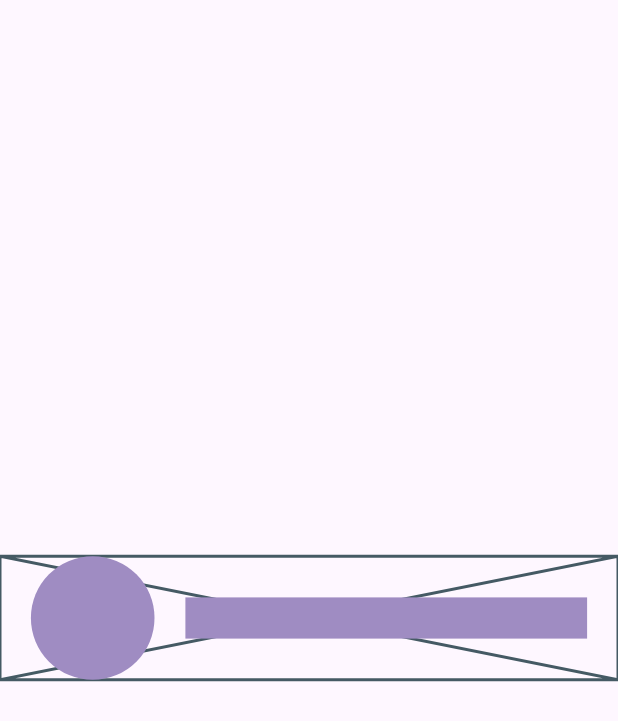
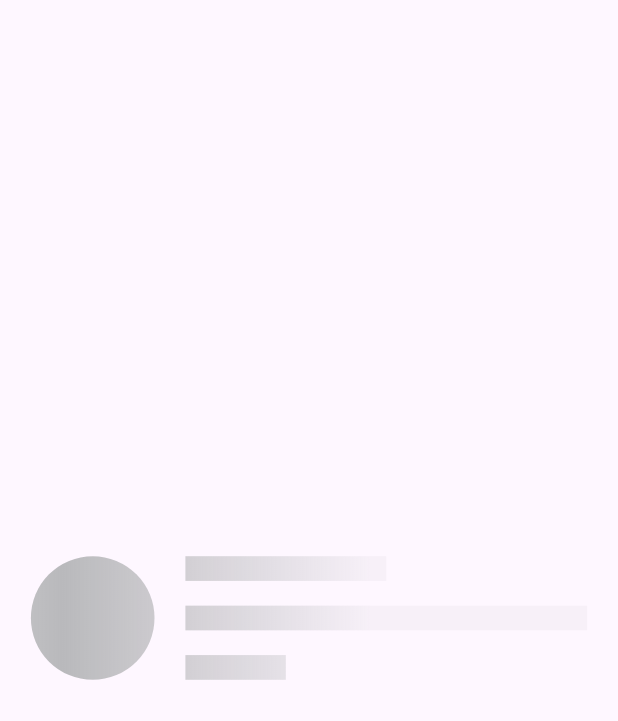
Before and after one commit to sergioIbz/sliver_app, a Flutter app: the screen it shows after launch, on a phone screen of 412 x 824 dp. Shown: the top 721 px of the screen. Run offline on Flutter 3.47's test engine with Material 3 defaults, Android fonts, the light colour scheme and no system bars.

Commit message:
loading animated

```diff
--- a/lib/home.dart
+++ b/lib/home.dart
@@ -9,8 +9,70 @@ class Home extends StatelessWidget {
     Size size = MediaQuery.of(context).size;
     return Scaffold(
       body: Center(
-        child: LoadingWidget(width: size.width),
+        child: LoadingAnimated(size: size),
       ),
     );
   }
 }
+
+class LoadingAnimated extends StatefulWidget {
+  final Size size;
+
+  const LoadingAnimated({
+    super.key,
+    required this.size,
+  });
+
+  @override
+  State<LoadingAnimated> createState() => _LoadingAnimatedState();
+}
+
+class _LoadingAnimatedState extends State<LoadingAnimated>
+    with SingleTickerProviderStateMixin {
+  late AnimationController controller;
+  @override
+  void initState() {
+    controller = AnimationController.unbounded(vsync: this)
+      ..repeat(
+        min: -0.5,
+        max: 1.5,
+        period: const Duration(seconds: 1),
+      );
+    super.initState();
+  }
+
+  @override
+  Widget build(BuildContext context) {
+    return AnimatedBuilder(
+      animation: controller,
+      builder: (BuildContext context, Widget? child) {
+        return ShaderMask(
+          shaderCallback: (Rect bounds) => LinearGradient(
+            begin: Alignment.centerLeft,
+            end: Alignment.centerRight,
+            transform: _GradientTransform(controller.value),
+            colors: const [
+              Colors.white10,
+              Colors.white,
+              Colors.white10,
+            ],
+          ).createShader(
+            bounds,
+          ),
+          child: LoadingWidget(
+            width: widget.size.width,
+          ),
+        );
+      },
+    );
+  }
+}
+
+class _GradientTransform extends GradientTransform {
+  final double percent;
+  const _GradientTransform(this.percent);
+  @override
+  Matrix4? transform(Rect bounds, {TextDirection? textDirection}) {
+    return Matrix4.translationValues(bounds.width * percent, 0, 0);
+  }
+}
--- a/lib/loading_widget.dart
+++ b/lib/loading_widget.dart
@@ -7,12 +7,13 @@ class LoadingWidget extends StatelessWidget {
   const LoadingWidget({
     super.key,
     required this.width,
-    this.color = const Color(0xFF9F8CC2),
+    this.color = const Color(0xFFB9B9BC),
   }) : height = width * 0.2;
 
   @override
   Widget build(BuildContext context) {
-    return Placeholder(
+    return Padding(
+      padding: EdgeInsets.symmetric(vertical: height / 10),
       child: Row(
         mainAxisSize: MainAxisSize.max,
         children: [
@@ -23,13 +24,29 @@ class LoadingWidget extends StatelessWidget {
           ),
           Column(
             mainAxisSize: MainAxisSize.min,
+            mainAxisAlignment: MainAxisAlignment.spaceBetween,
+            crossAxisAlignment: CrossAxisAlignment.start,
             children: [
               Container(
-                margin: EdgeInsets.symmetric(horizontal: width * 0.05),
-                height: height / 3,
+                margin: EdgeInsets.symmetric(horizontal: width * 0.05)
+                    .copyWith(bottom: height / 5),
+                height: height / 5,
+                width: width * 0.325,
+                color: color,
+              ),
+              Container(
+                margin: EdgeInsets.symmetric(horizontal: width * 0.05)
+                    .copyWith(bottom: height / 5),
+                height: height / 5,
                 width: width * 0.65,
                 color: color,
-              )
+              ),
+              Container(
+                margin: EdgeInsets.symmetric(horizontal: width * 0.05),
+                height: height / 5,
+                width: width * 0.1625,
+                color: color,
+              ),
             ],
           )
         ],
```
